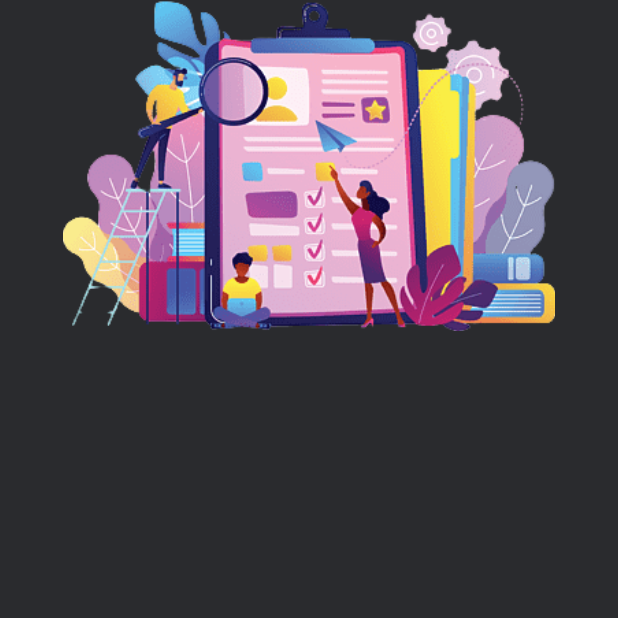
After one commit to Blacspot/Blacfy, a Flutter app: the LoginPage screen opened directly, on a phone screen of 412 x 824 dp, the top half of it. The commit adds this screen. Run offline on Flutter 3.47's test engine with Material 2 defaults, Android fonts, the phone set to English and light mode, and no system bars; our stand-ins replace flutter_screenutil, flutter_vector_icons, google_fonts, hooks_riverpod, smooth_page_indicator.

Commit message:
start page changes

```diff
--- /dev/null
+++ b/blacfy/lib/features/auth/pages/login_page.dart
@@ -0,0 +1,38 @@
+import 'package:blacfy/common/widgets/height_spacer.dart';
+import 'package:flutter/material.dart';
+import 'package:flutter_screenutil/flutter_screenutil.dart';
+import 'package:hooks_riverpod/hooks_riverpod.dart';
+
+class LoginPage extends ConsumerStatefulWidget {
+  const LoginPage({super.key});
+
+  @override
+  ConsumerState<ConsumerStatefulWidget> createState() => _LoginPageState();
+}
+
+class _LoginPageState extends ConsumerState<LoginPage> {
+  @override
+  Widget build(BuildContext context) {
+    return Scaffold(
+      body: SafeArea(
+        child: Padding(
+          padding: EdgeInsets.symmetric(
+            horizontal: 8.w,
+          ),
+          child: ListView(
+            children: [
+              Padding(
+                padding: EdgeInsets.symmetric(horizontal: 30.w),
+                child: Image.asset(
+                  "assets/todo.png",
+                  width: 300,
+                ),
+              ),
+              const HeightSpacer(height: 20),
+            ],
+          ),
+        ),
+      ),
+    );
+  }
+}
--- a/blacfy/lib/main.dart
+++ b/blacfy/lib/main.dart
@@ -2,6 +2,7 @@
 
 import 'package:blacfy/common/utils/constants.dart';
 import 'package:blacfy/features/onboarding/pages/onboarding.dart';
+import 'package:blacfy/features/onboarding/widgets/page_two.dart';
 import 'package:blacfy/features/todo/pages/homepage.dart';
 import 'package:flutter/material.dart';
 import 'package:flutter_screenutil/flutter_screenutil.dart';
--- a/blacfy/pubspec.yaml
+++ b/blacfy/pubspec.yaml
@@ -67,6 +67,7 @@ flutter:
   assets:
     - assets/
     - assets/todo.png
+    - assets/todo.png
 
 
   # An image asset can refer to one or more resolution-specific "variants", see
```
Also changed, not shown: blacfy/lib/common/widgets/custom_otn_btn.dart (added, +40 -0 lines), blacfy/lib/features/onboarding/widgets/page_one.dart (+4 -4 lines), blacfy/lib/features/onboarding/widgets/page_two.dart (+12 -1 lines), blacfy/assets/todo.png.
